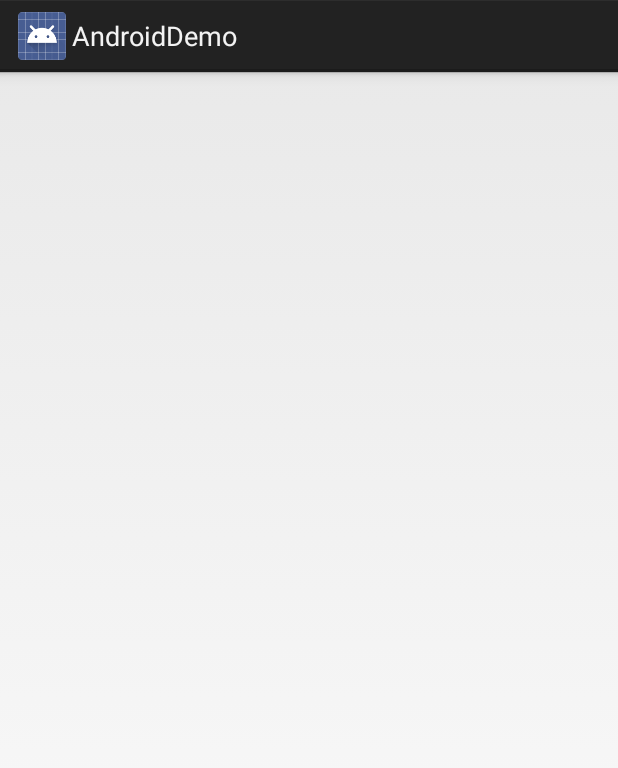
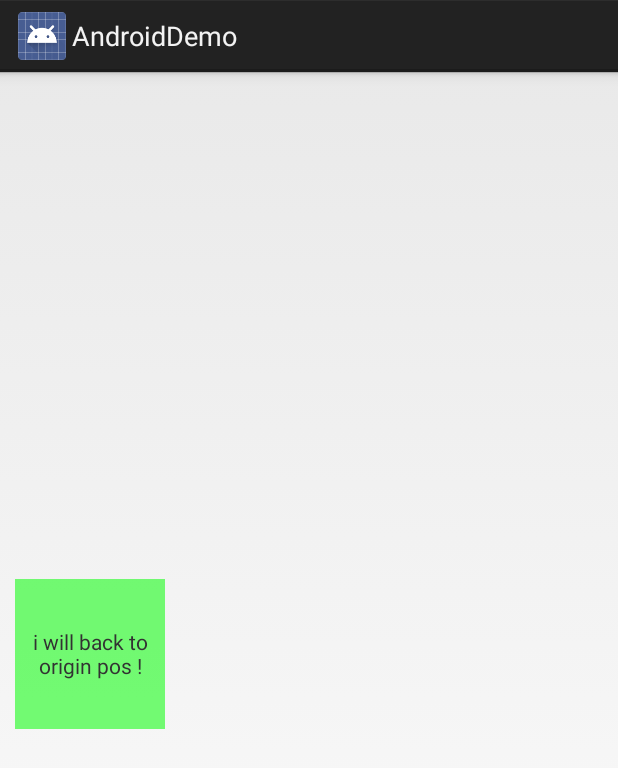
Before and after one commit to bolimit/AndroidDemo, an Android app: the ViewDragHelperActivity screen opened directly, with no data from a screen before it, on a phone screen of 412 x 824 dp. Shown: the top 768 px of the screen. Run offline under Robolectric (Android 15) with nearby library versions, the light colour scheme and no system bars.

Commit message:
Finish ViewDragHelper demo

```diff
--- a/app/src/main/java/com/marco/demo/ui/ViewDragHelperActivity.java
+++ b/app/src/main/java/com/marco/demo/ui/ViewDragHelperActivity.java
@@ -1,10 +1,20 @@
 package com.marco.demo.ui;
 
 import android.app.Activity;
+import android.os.Bundle;
+import android.support.annotation.Nullable;
+
+import com.marco.demo.R;
 
 /**
- * Created by yangbo on 2017/12/4.
+ * @author yangbo
  */
 
 public class ViewDragHelperActivity extends Activity {
+
+    @Override
+    protected void onCreate(@Nullable Bundle savedInstanceState) {
+        super.onCreate(savedInstanceState);
+        setContentView(R.layout.activity_view_drag_helper);
+    }
 }
--- /dev/null
+++ b/app/src/main/java/com/marco/demo/ui/view/DraggableView.java
@@ -0,0 +1,151 @@
+package com.marco.demo.ui.view;
+
+import android.content.Context;
+import android.graphics.Point;
+import android.support.annotation.Nullable;
+import android.support.v4.widget.ViewDragHelper;
+import android.util.AttributeSet;
+import android.util.Log;
+import android.view.MotionEvent;
+import android.view.View;
+import android.widget.LinearLayout;
+
+/**
+ * @author yangbo
+ */
+
+public class DraggableView extends LinearLayout {
+
+    private static final String TAG = "DraggableView";
+    private ViewDragHelper mViewDragHelper;
+    private View mAutoBackView;
+
+    // 左右靠边悬停位置
+    private Point mAutoBackLastPos = new Point();
+    private Point mAutoBackOriginPos = new Point();
+
+    private ViewDragHelper.Callback mCallback = new ViewDragHelper.Callback() {
+        @Override
+        public boolean tryCaptureView(View child, int pointerId) {
+            return child == mAutoBackView;
+        }
+
+        @Override
+        public void onViewReleased(View releasedChild, float xvel, float yvel) {
+            Log.i(TAG, "onViewReleased: xvel = " + xvel + " , yvel = " + yvel);
+            if (releasedChild == mAutoBackView) {
+                if (mAutoBackLastPos.x < getMeasuredWidth() / 2) {
+                    mAutoBackLastPos.x = mAutoBackOriginPos.x;
+                } else {
+                    mAutoBackLastPos.x = getMeasuredWidth() - mAutoBackView.getMeasuredWidth() - mAutoBackOriginPos.x;
+                }
+
+                // 注意，为了页面整体效果美观，可以使用mAutoBackOriginPos.x作为垂直方向的阈值
+                if (mAutoBackLastPos.y < mAutoBackOriginPos.x) {
+                    mAutoBackLastPos.y = mAutoBackOriginPos.x;
+                } else if (mAutoBackLastPos.y > (getMeasuredHeight() - mAutoBackView.getMeasuredHeight() - mAutoBackOriginPos.x)) {
+                    mAutoBackLastPos.y = getMeasuredHeight() - mAutoBackView.getMeasuredHeight() - mAutoBackOriginPos.x;
+                }
+
+                mViewDragHelper.settleCapturedViewAt(mAutoBackLastPos.x, mAutoBackLastPos.y);
+                invalidate();
+            }
+        }
+
+        @Override
+        public int getViewHorizontalDragRange(View child) {
+            Log.i(TAG, "getViewHorizontalDragRange: getMeasuredWidth() = " + getMeasuredWidth() + " , child.getMeasuredWidth() = " + child.getMeasuredWidth());
+            return getMeasuredWidth() - child.getMeasuredWidth();
+        }
+
+        @Override
+        public int getViewVerticalDragRange(View child) {
+            Log.i(TAG, "getViewVerticalDragRange: getMeasuredHeight() = " + getMeasuredHeight() + " , child.getMeasuredHeight() = " + child.getMeasuredHeight());
+            return getMeasuredHeight() - child.getMeasuredHeight();
+        }
+
+        @Override
+        public int clampViewPositionHorizontal(View child, int left, int dx) {
+            Log.i(TAG, "clampViewPositionHorizontal: left = " + left + " , dx = " + dx);
+            final int x1 = 0;
+            final int x2 = Math.abs(getMeasuredWidth() - child.getMeasuredWidth());
+            if (left <= x1) {
+                left = x1;
+            } else if (left > x2) {
+                left = x2;
+            }
+
+            mAutoBackLastPos.x = left;
+            return left;
+        }
+
+        @Override
+        public int clampViewPositionVertical(View child, int top, int dy) {
+            Log.i(TAG, "clampViewPositionVertical: top = " + top + " , dy = " + dy);
+            final int y1 = 0;
+            final int y2 = Math.abs(getMeasuredHeight() - child.getMeasuredHeight());
+
+            if (top <= y1) {
+                top = y1;
+            } else if (top > y2) {
+                top = y2;
+            }
+
+            mAutoBackLastPos.y = top;
+            return top;
+        }
+    };
+
+    public DraggableView(Context context) {
+        super(context);
+        initView();
+    }
+
+    public DraggableView(Context context, @Nullable AttributeSet attrs) {
+        super(context, attrs);
+        initView();
+    }
+
+    public DraggableView(Context context, @Nullable AttributeSet attrs, int defStyleAttr) {
+        super(context, attrs, defStyleAttr);
+        initView();
+    }
+
+    private void initView() {
+        mViewDragHelper = ViewDragHelper.create(DraggableView.this, mCallback);
+        mViewDragHelper.setEdgeTrackingEnabled(ViewDragHelper.EDGE_ALL);
+    }
+
+    @Override
+    public void computeScroll() {
+        // 不添加这个方法，自动复位到指定位置无法使用
+        if (mViewDragHelper.continueSettling(true)) {
+            invalidate();
+        }
+    }
+
+    @Override
+    public boolean onInterceptTouchEvent(MotionEvent ev) {
+        return mViewDragHelper.shouldInterceptTouchEvent(ev);
+    }
+
+    @Override
+    public boolean onTouchEvent(MotionEvent event) {
+        mViewDragHelper.processTouchEvent(event);
+        return true;
+    }
+
+    @Override
+    protected void onFinishInflate() {
+        super.onFinishInflate();
+
+        mAutoBackView = getChildAt(0);
+    }
+
+    @Override
+    protected void onLayout(boolean changed, int l, int t, int r, int b) {
+        super.onLayout(changed, l, t, r, b);
+        mAutoBackOriginPos.x = mAutoBackView.getLeft();
+        mAutoBackOriginPos.y = mAutoBackView.getTop();
+    }
+}
--- /dev/null
+++ b/app/src/main/res/layout/activity_view_drag_helper.xml
@@ -0,0 +1,24 @@
+<?xml version="1.0" encoding="utf-8"?>
+<LinearLayout xmlns:android="http://schemas.android.com/apk/res/android"
+    xmlns:tools="http://schemas.android.com/tools"
+    android:layout_width="match_parent"
+    android:layout_height="match_parent"
+    android:orientation="vertical"
+    tools:context="com.marco.demo.ui.ViewDragHelperActivity">
+
+    <com.marco.demo.ui.view.DraggableView
+        android:layout_width="match_parent"
+        android:layout_height="match_parent">
+
+        <TextView
+            android:layout_width="100dp"
+            android:layout_height="100dp"
+            android:layout_gravity="center"
+            android:layout_margin="10dp"
+            android:background="#8800ff00"
+            android:clickable="true"
+            android:gravity="center"
+            android:text="i will back to origin pos !" />
+    </com.marco.demo.ui.view.DraggableView>
+
+</LinearLayout>
```
